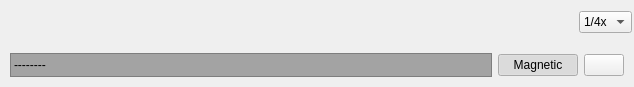
This is workflow/ui/multitoolbarsstackedwidget.ui in cseyve/piaf as Qt 5 draws it before an edit. The edited form follows.
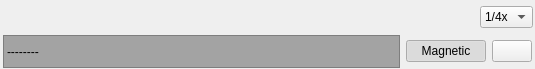
This is the edited form. Icons and pictures are not drawn. Custom widgets are drawn as their Qt base class.

What changed in the file:
```diff
--- a/workflow/ui/multitoolbarsstackedwidget.ui
+++ b/workflow/ui/multitoolbarsstackedwidget.ui
@@ -6,10 +6,22 @@
    <rect>
     <x>0</x>
     <y>0</y>
-    <width>634</width>
-    <height>87</height>
+    <width>535</width>
+    <height>69</height>
    </rect>
   </property>
+  <property name="sizePolicy">
+   <sizepolicy hsizetype="Preferred" vsizetype="Minimum">
+    <horstretch>0</horstretch>
+    <verstretch>0</verstretch>
+   </sizepolicy>
+  </property>
+  <property name="maximumSize">
+   <size>
+    <width>16777215</width>
+    <height>70</height>
+   </size>
+  </property>
   <property name="windowTitle">
    <string>StackedWidget</string>
   </property>
@@ -155,6 +167,9 @@
            <height>22</height>
           </size>
          </property>
+         <property name="checkable">
+          <bool>true</bool>
+         </property>
          <property name="flat">
           <bool>true</bool>
          </property>
@@ -286,6 +301,18 @@
     <item>
      <widget class="QWidget" name="widget" native="true">
       <layout class="QHBoxLayout" name="horizontalLayout">
+       <property name="leftMargin">
+        <number>2</number>
+       </property>
+       <property name="topMargin">
+        <number>0</number>
+       </property>
+       <property name="rightMargin">
+        <number>2</number>
+       </property>
+       <property name="bottomMargin">
+        <number>0</number>
+       </property>
        <item>
         <widget class="QImageDisplay" name="timeLineLabel">
          <property name="sizePolicy">
```
Left out of the diff: 3 changed lines with no effect on the pictures.
